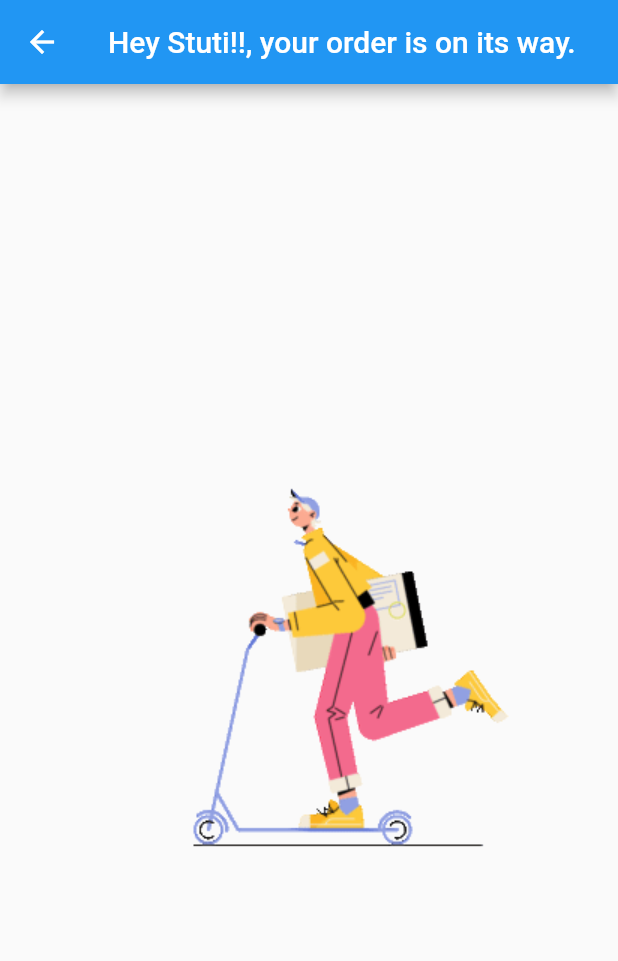
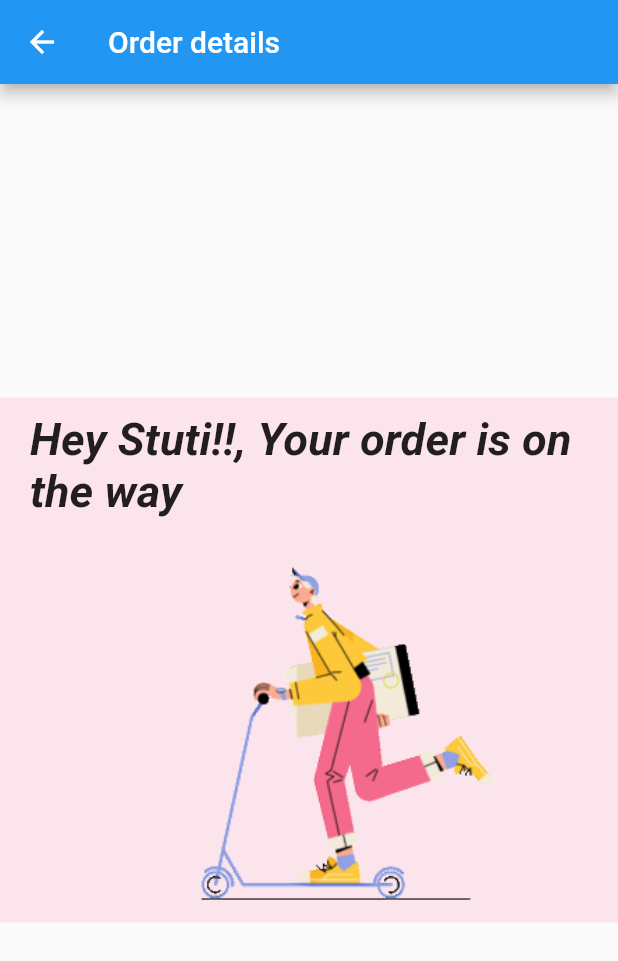
Before and after one commit to stuti1312/flutter_basics, a Flutter app: the SecondPage screen opened directly, on a phone screen of 412 x 824 dp. Shown: the top 961 px of the screen. Run offline on Flutter 3.47's test engine with Material 2 defaults, Android fonts, the phone set to English and light mode, and no system bars.

Commit message:
styling text & container and using image & text together

```diff
--- a/lib/main.dart
+++ b/lib/main.dart
@@ -54,10 +54,31 @@ class SecondPage extends StatelessWidget {
   Widget build(BuildContext context) {
     return Scaffold(
       appBar: AppBar(
-        title: const Text("Hey Stuti!!, your order is on its way."),
+        title: const Text("Order details"),
       ),
       body: Center(
-        child: Image.asset("assets/gifs/delivery-man.gif"),
+        child: Container(
+          color: Colors.pink[50],
+          margin: EdgeInsets.only(top: 10, bottom: 10),
+          padding: EdgeInsets.symmetric(vertical: 10, horizontal: 20),
+          width: double.infinity,
+          height: 350,
+          child: Column(
+            mainAxisAlignment: MainAxisAlignment.center,
+            crossAxisAlignment: CrossAxisAlignment.center,
+            children: [
+              Text(
+                "Hey Stuti!!, Your order is on the way",
+                style: TextStyle(
+                  fontSize: 30,
+                  fontWeight: FontWeight.bold,
+                  fontStyle: FontStyle.italic,
+                ),
+              ),
+              Image.asset("assets/gifs/delivery-man.gif")
+            ],
+          ),
+        ),
       ),
     );
   }
```
